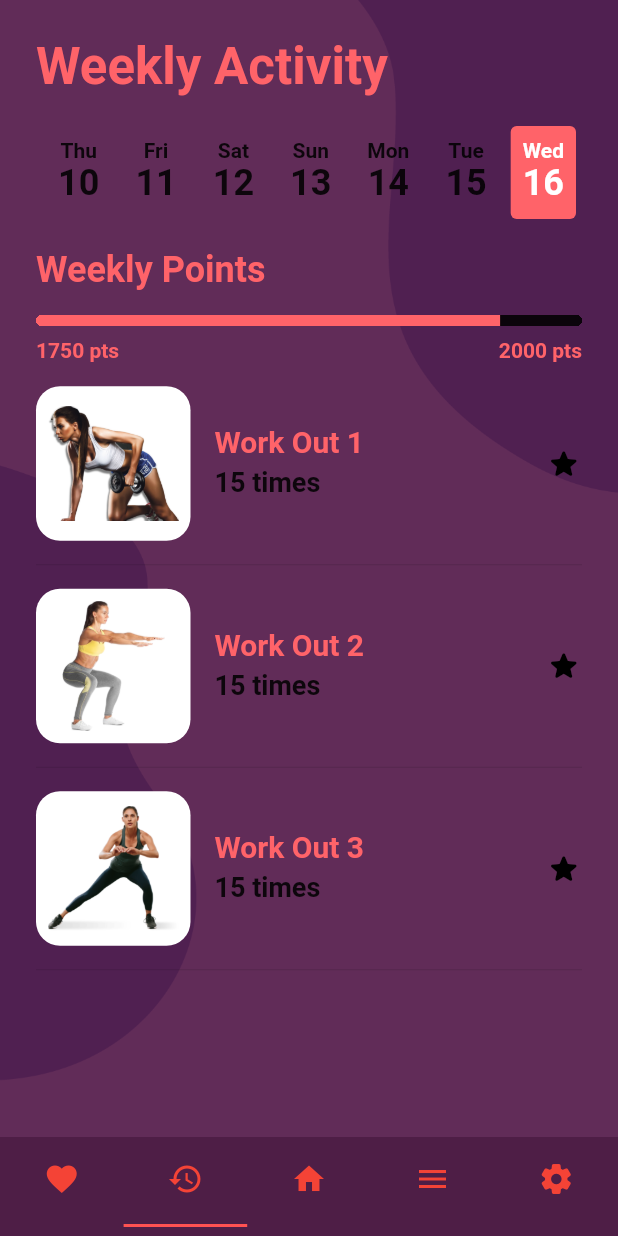
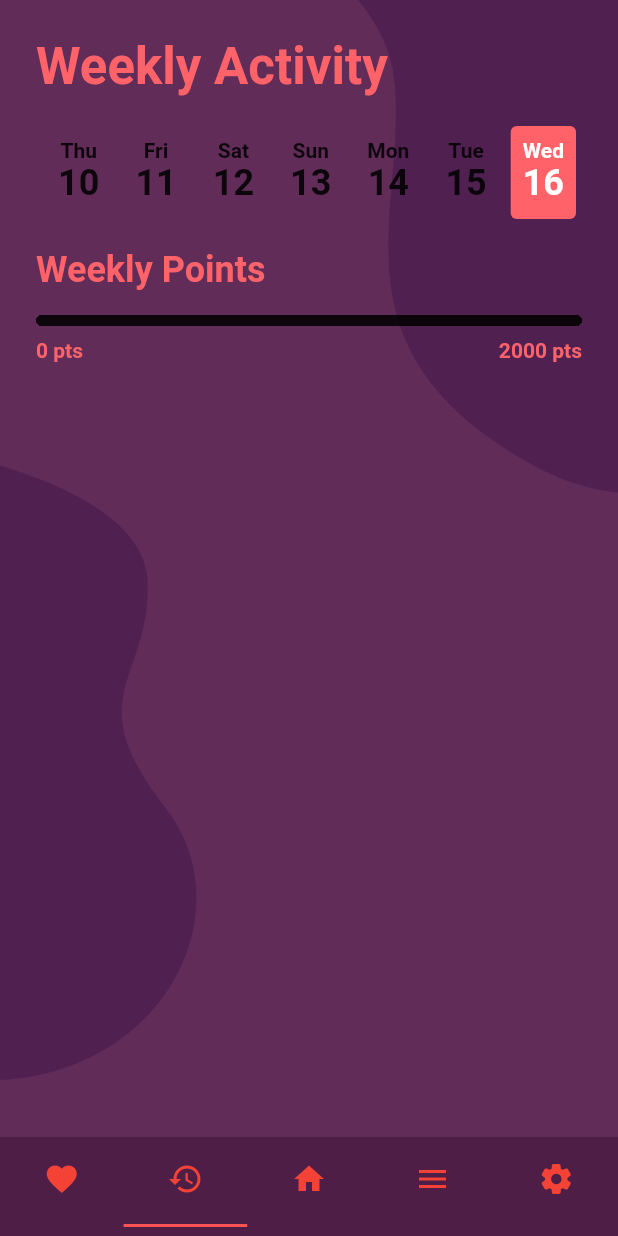
Before and after one commit to nhien021299/project_yoga_gym, a Flutter app: the screen it shows after launch, item 2 of the bottom bar chosen, on a phone screen of 412 x 824 dp. Run offline on Flutter 3.47's test engine with Material 2 defaults, Android fonts, the phone set to English and light mode, and no system bars; our stand-ins replace fl_chart, get, sqflite, youtube_player_flutter; accounts and stored records are empty.

Commit message:
Refactor History
history,  favourite,đang bug chưa reload được.

```diff
--- a/lib/controller/favorite_controller.dart
+++ b/lib/controller/favorite_controller.dart
@@ -5,22 +5,21 @@
 
 class FavoriteController extends GetxController {
   //Init
-  var listFavorites = Rx<List<Exercise>>([]);
+  var favourites = Rx<List<Exercise>>([]);
   ExerciseController exerciseController = Get.find();
+
   @override
   void onInit() async {
-    await getListFavorites();
+    await loadData();
     super.onInit();
   }
 
   //Function
-  getListFavorites() {
-    print(exerciseController.exercises.length);
+  loadData() {
     if (exerciseController.exercises.isNotEmpty) {
-      var listExercise = exerciseController.exercises;
-      listFavorites.value = listExercise.where((e) => e.isFavourite).toList();
-
-      print(listFavorites.value);
+      final result = exerciseController.exercises;
+      favourites.value = result.where((e) => e.isFavourite).toList();
+      print(favourites.value.length);
     }
     update();
   }
--- a/lib/controller/history_controller.dart
+++ b/lib/controller/history_controller.dart
@@ -1,38 +1,47 @@
 import 'package:fitness_app_ii_example/controller/exercise_controller.dart';
+import 'package:fitness_app_ii_example/dbhelper/init_db_helper.dart';
 import 'package:fitness_app_ii_example/model/exercise.dart';
 import 'package:get/get.dart';
 
 class HistoryController extends GetxController {
   final ExerciseController exerciseController = Get.find();
-  var listHistory = Rx<List<Exercise>>([]);
-  var totalPoint = 0.obs;
-  List<Exercise> getfilteredExercise(DateTime dateTime) => listHistory.value
-      .where((element) => element.createdAt == dateTime)
-      .toList();
+  final histories = Rx<List<Exercise>>([]);
+  final totalPoint = Rx<int>(0);
+  final now = DateTime.now();
+  final selectedDay = Rx<DateTime>(DateTime.now());
+
+  List<DateTime> listDateTime;
+
+  List<Exercise> get filteredHistories => histories.value.where((element) => equalsDate(element.createdAt, selectedDay.value)).toList();
 
   @override
   void onInit() {
-    getAllHistory();
+    loadData();
     super.onInit();
   }
 
-  void getAllHistory() async {
-    await exerciseController.dbExercise
-        .getAllExerciseHistory()
-        .then((value) => listHistory.value = value);
-    print(listHistory);
+  void loadData() async {
+    listDateTime = List<DateTime>.generate(7, (index) => now.subtract(Duration(days: index)));
+    await exerciseController.dbExercise.getAllExerciseHistory().then((value) => histories.value = value);
+    print(filteredHistories.length);
     update();
   }
 
-  int getTotalPoint(List<Exercise> listHistory) {
-    if (listHistory.isNotEmpty) {
-      listHistory.forEach((e) {
+  void onSelectedDay(DateTime dateTime) {
+    selectedDay.value = dateTime;
+  }
+
+  bool equalsDate(DateTime a, DateTime b) {
+    return a.day == b.day && a.month == b.month && a.year == b.year;
+  }
+
+  int getTotalPoint() {
+    filteredHistories.forEach((e) {
+      if (DateTime.now().difference(e.createdAt).inDays < 7) {
         totalPoint.value += e.point;
-      });
-    }
+      }
+    });
     if (totalPoint.value > 2000) totalPoint.value = 2000;
     return totalPoint.value;
   }
-
-  void filterDate() {}
 }
--- a/lib/data/exercise_data.dart
+++ b/lib/data/exercise_data.dart
@@ -8,7 +8,6 @@
     videoUrl: 'qYvYsFrTI0U',
     imageUrl: 'assets/images/child_pose.jpg',
     point: 50,
-    isFavourite: true,
     type: "Yoga",
     createdAt: DateTime.now(),
   ),
--- a/lib/dbhelper/init_db_helper.dart
+++ b/lib/dbhelper/init_db_helper.dart
@@ -98,7 +98,7 @@
     return exercises;
   }
 
-  Future getAllExerciseHistory() async {
+  Future<List<Exercise>> getAllExerciseHistory() async {
     var client = await db;
     var res = await client.query(tableHistoryText);
 
--- a/lib/page/history/history_page.dart
+++ b/lib/page/history/history_page.dart
@@ -1,4 +1,5 @@
 import 'package:fitness_app_ii_example/controller/history_controller.dart';
+import 'package:fitness_app_ii_example/page/exercise_video/exercise_video_page.dart';
 import 'package:flutter/material.dart';
 import 'package:get/get.dart';
 
@@ -15,22 +16,10 @@
 }
 
 class _HistoryPageState extends State<HistoryPage> {
-  final now = DateTime.now();
-  final _selectedDay = Rx<DateTime>(DateTime.now());
+  HistoryController historyController = Get.find();
 
-  void onSelectedDay(DateTime dateTime) {
-    _selectedDay.value = dateTime;
-  }
-
-  bool equalsDate(DateTime a, DateTime b) {
-    return a.day == b.day && a.month == b.month && a.year == b.year;
-  }
-
-  final HistoryController historyController = Get.put(HistoryController());
   @override
   Widget build(BuildContext context) {
-    List<DateTime> listDateTime = List<DateTime>.generate(
-        7, (index) => now.subtract(Duration(days: index)));
     return DefaultLayout(
       background: Image.asset(
         'assets/images/home_bg.png',
@@ -57,19 +46,17 @@
               SizedBox(
                 height: 70,
                 child: ListView.builder(
-                  physics: const BouncingScrollPhysics(
-                      parent: AlwaysScrollableScrollPhysics()),
+                  physics: const BouncingScrollPhysics(parent: AlwaysScrollableScrollPhysics()),
                   reverse: true,
                   scrollDirection: Axis.horizontal,
-                  itemCount: listDateTime?.length,
+                  itemCount: historyController.listDateTime?.length,
                   itemBuilder: (BuildContext context, int index) {
                     return Obx(
                       () => GestureDetector(
-                        onTap: () => onSelectedDay(listDateTime[index]),
+                        onTap: () => historyController.onSelectedDay(historyController.listDateTime[index]),
                         child: DayInWeekCard(
-                          dateTime: listDateTime[index],
-                          isSelected: equalsDate(
-                              listDateTime[index], _selectedDay.value),
+                          dateTime: historyController.listDateTime[index],
+                          isSelected: historyController.equalsDate(historyController.listDateTime[index], historyController.selectedDay.value),
                         ),
                       ),
                     );
@@ -85,40 +72,42 @@
                     ),
               ),
               SizedBox(height: 16),
-              Obx(
-                () => ProgressBar(
-                  currentPoint: 1700,
-                  maxPoint: 2000,
-                ),
+              ProgressBar(
+                currentPoint: historyController.getTotalPoint(),
+                maxPoint: 2000,
               ),
               SizedBox(height: 16),
               Expanded(
-                child: SingleChildScrollView(
-                    child: Column(
-                  children: [
-                    ExercisesItemWidget(
-                        image: "assets/images/category_work_out.png",
-                        title: "Work Out 1",
-                        value: 15),
-                    Divider(
-                      height: 32,
+                child: Padding(
+                  padding: const EdgeInsets.symmetric(horizontal: 16),
+                  child: SizedBox(
+                    child: GetX<HistoryController>(
+                      init: HistoryController(),
+                      builder: (controller) {
+                        return ListView.builder(
+                          itemCount: controller.filteredHistories.length,
+                          itemBuilder: (BuildContext context, int index) {
+                            return GestureDetector(
+                              onTap: () => Get.to(ExerciseVideoPage(
+                                exercise: controller.filteredHistories[index],
+                              )),
+                              child: Padding(
+                                padding: const EdgeInsets.symmetric(vertical: 16),
+                                child: ExercisesItemWidget(
+                                  image: controller.filteredHistories[index].imageUrl,
+                                  title: controller.filteredHistories[index].name,
+                                  value: controller.filteredHistories[index].reps,
+                                  isFavorite: controller.filteredHistories[index].isFavourite,
+                                  isHistory: true,
+                                ),
+                              ),
+                            );
+                          },
+                        );
+                      },
                     ),
-                    ExercisesItemWidget(
-                        image: "assets/images/workout2.png",
-                        title: "Work Out 2",
-                        value: 15),
-                    Divider(
-                      height: 32,
-                    ),
-                    ExercisesItemWidget(
-                        image: "assets/images/workout3.png",
-                        title: "Work Out 3",
-                        value: 15),
-                    Divider(
-                      height: 32,
-                    ),
-                  ],
-                )),
+                  ),
+                ),
               ),
             ],
           ),
--- a/lib/page/history/widgets/progress_bar.dart
+++ b/lib/page/history/widgets/progress_bar.dart
@@ -29,7 +29,7 @@
           mainAxisAlignment: MainAxisAlignment.spaceBetween,
           children: [
             Text(
-              1750.toString() + " pts",
+              "$currentPoint pts",
               style: Theme.of(context).textTheme.bodyText1.copyWith(
                 color: Theme.of(context).primaryColor,
                 fontWeight: FontWeight.bold,
--- a/lib/utils/binding_controller.dart
+++ b/lib/utils/binding_controller.dart
@@ -1,3 +1,6 @@
+import 'package:fitness_app_ii_example/controller/favorite_controller.dart';
+import 'package:fitness_app_ii_example/controller/history_controller.dart';
+
 import '../controller/exercise_controller.dart';
 import 'package:get/instance_manager.dart';
 
@@ -5,6 +8,7 @@
   @override
   void dependencies() {
     Get.put(ExerciseController(), permanent: true);
-    // Get.put(ExerciseSetController(), permanent: true);
+    Get.put(HistoryController(), permanent: true);
+    Get.put(FavoriteController(), permanent: true);
   }
 }
--- a/lib/widget/exercises_item_widget.dart
+++ b/lib/widget/exercises_item_widget.dart
@@ -9,12 +9,13 @@
     this.unit,
     this.onTap,
     this.isFavorite = false,
+    this.isHistory = false,
   }) : super(key: key);
 
   final String image, title, unit;
   final int value;
   final Function onTap;
-  final bool isFavorite;
+  final bool isFavorite, isHistory;
 
   @override
   Widget build(BuildContext context) {
@@ -60,15 +61,14 @@
                     ],
                   ),
                 ),
+                if (!isHistory)
                   Expanded(
                     flex: 1,
                     child: GestureDetector(
                       onTap: onTap ?? null,
                       child: Icon(
                         Icons.star_rounded,
-                      color: isFavorite
-                          ? Theme.of(context).primaryColor
-                          : Colors.black,
+                        color: isFavorite ? Theme.of(context).primaryColor : Colors.black,
                       ),
                     ),
                   ),
```
Also changed, not shown: lib/controller/exercise_controller.dart (+5 -8 lines), lib/page/exercises/exercises_page.dart (+17 -25 lines), lib/page/favourite/favourite_page.dart (+12 -19 lines). Lines whose indentation alone changed are shown as unchanged.
